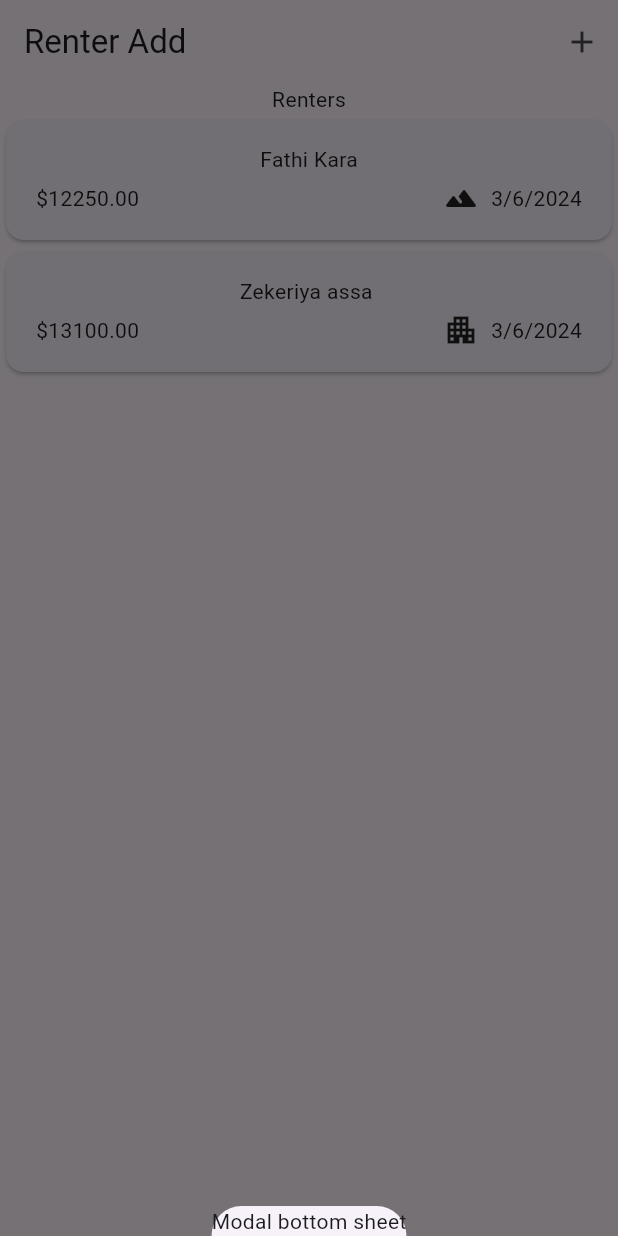
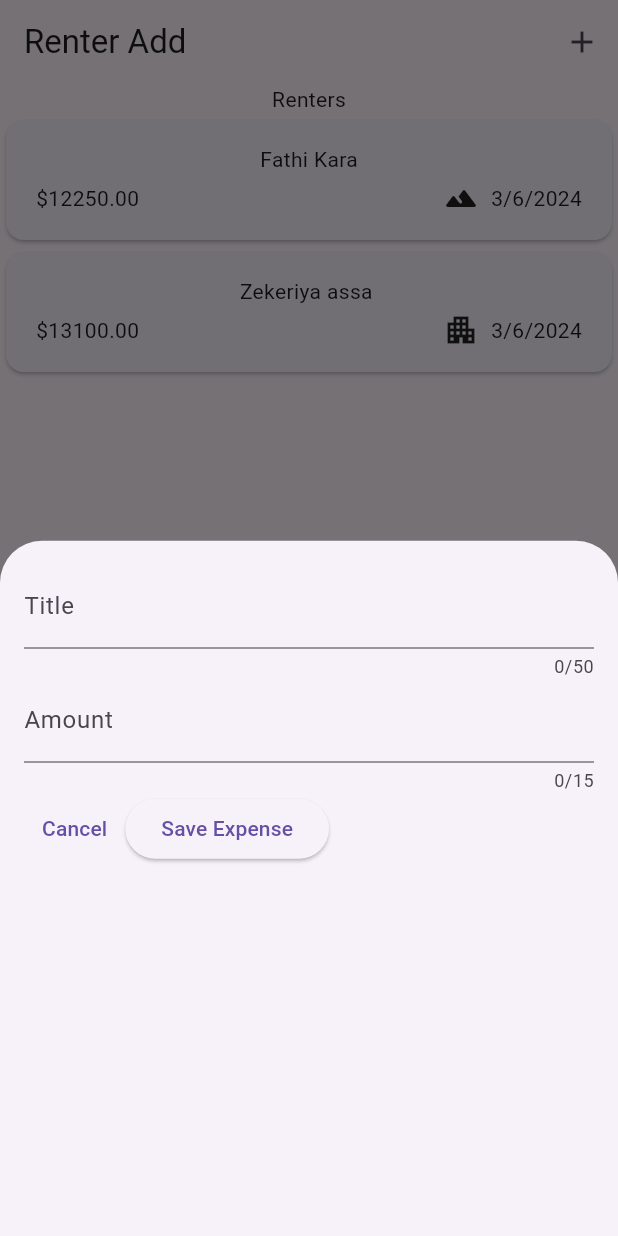
Before and after one commit to KarcanTheGrandMaster/Expense_Tracker, a Flutter app: the screen it shows after launch, after a tap on the "add" icon, on a phone screen of 412 x 824 dp. Run offline on Flutter 3.47's test engine with Material 3 defaults, Android fonts, the phone set to English and light mode, and no system bars.

Commit message:
add amount and title properties

```diff
--- a/tracker_app/lib/widgets/expenses_list/expenses.dart
+++ b/tracker_app/lib/widgets/expenses_list/expenses.dart
@@ -1,6 +1,7 @@
 import 'package:flutter/material.dart';
 import 'package:tracker_app/widgets/expenses_list/expenses_list.dart';
 import 'package:tracker_app/models/expense.dart';
+import 'package:tracker_app/widgets/expenses_list/new_expense.dart';
 
 class Expenses extends StatefulWidget {
   const Expenses({super.key});
@@ -29,7 +30,7 @@ class _ExpensesState extends State<Expenses> {
   void _openAddExpenseOverlay() {
     showModalBottomSheet(
       context: context,
-      builder: (ctx) => Text("Modal bottom sheet"),
+      builder: (ctx) => const NewExpense(),
     );
   }
 
--- /dev/null
+++ b/tracker_app/lib/widgets/expenses_list/new_expense.dart
@@ -0,0 +1,63 @@
+import 'package:flutter/material.dart';
+
+class NewExpense extends StatefulWidget {
+  const NewExpense({super.key});
+
+  @override
+  State<NewExpense> createState() {
+    return _NewExpenseState();
+  }
+}
+
+class _NewExpenseState extends State<NewExpense> {
+  final _titleController = TextEditingController();
+  final _AmountController = TextEditingController();
+  @override
+  void dispose() {
+    _titleController.dispose();
+    _AmountController.dispose();
+    super.dispose();
+  }
+
+  @override
+  Widget build(BuildContext context) {
+    return Padding(
+      padding: EdgeInsets.all(16),
+      child: Column(
+        children: [
+          TextField(
+            controller: _titleController,
+            maxLength: 50,
+            //keyboardType: TextInputType.number,
+            decoration: InputDecoration(
+              label: Text("Title"),
+            ),
+          ),
+          TextField(
+            controller: _AmountController,
+            maxLength: 15,
+            keyboardType: TextInputType.number,
+            decoration: InputDecoration(
+              prefixText: " \$",
+              label: Text("Amount"),
+            ),
+          ),
+          Row(
+            children: [
+              TextButton(
+                onPressed: () {},
+                child: Text('Cancel'),
+              ),
+              ElevatedButton(
+                onPressed: () {
+                  print(_titleController.text);
+                },
+                child: const Text('Save Expense'),
+              ),
+            ],
+          )
+        ],
+      ),
+    );
+  }
+}
```
